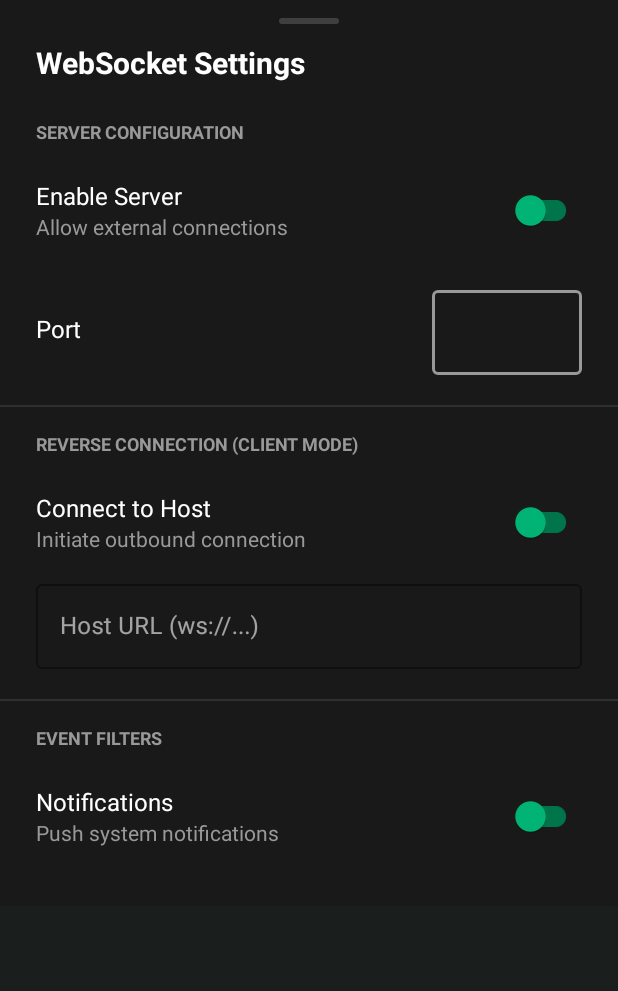
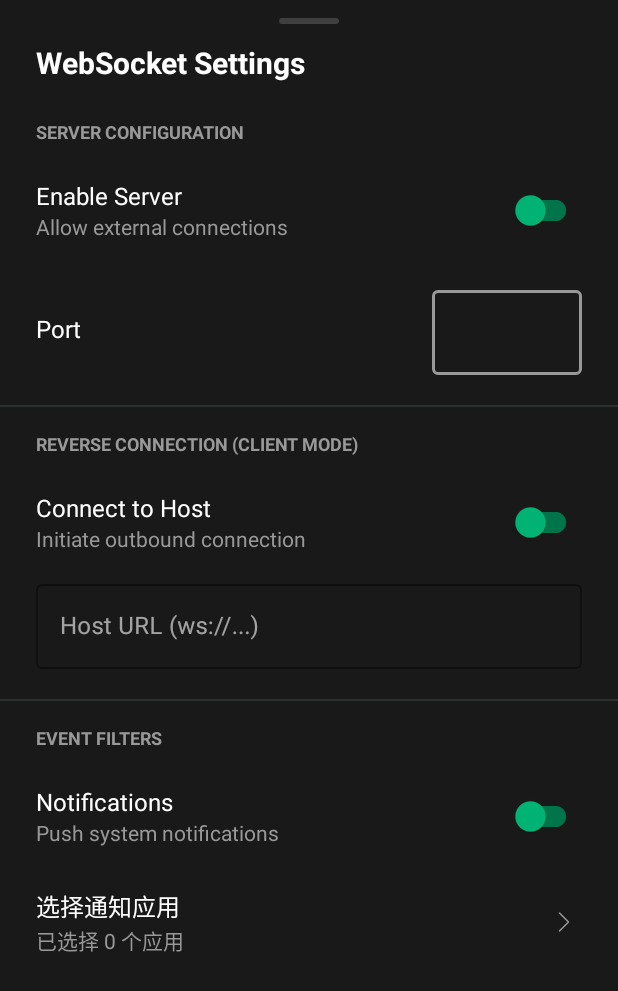
Before and after one commit to onepy/xiao-adb, an Android app: the layout sheet_settings.xml on its own in the app's theme, with its tools: preview values and no code run, on a phone screen of 412 x 824 dp. Shown: the top 991 px of the screen. Run offline under Robolectric (Android 15) with nearby library versions, the phone set to English and light mode, and no system bars.

Commit message:
添加通知应用白名单功能:可选择需要接收通知的应用,修复RecyclerView滚动时CheckBox状态丢失问题

```diff
--- a/app/src/main/res/layout/sheet_settings.xml
+++ b/app/src/main/res/layout/sheet_settings.xml
@@ -229,4 +229,45 @@
             android:layout_height="wrap_content" />
     </LinearLayout>
 
+    <LinearLayout
+        android:id="@+id/notification_apps_selector"
+        android:layout_width="match_parent"
+        android:layout_height="wrap_content"
+        android:orientation="horizontal"
+        android:gravity="center_vertical"
+        android:paddingHorizontal="24dp"
+        android:paddingVertical="12dp"
+        android:background="?attr/selectableItemBackground"
+        android:clickable="true"
+        android:focusable="true">
+
+        <LinearLayout
+            android:layout_width="0dp"
+            android:layout_height="wrap_content"
+            android:layout_weight="1"
+            android:orientation="vertical">
+
+            <TextView
+                android:layout_width="wrap_content"
+                android:layout_height="wrap_content"
+                android:text="选择通知应用"
+                android:textColor="@color/text_white"
+                android:textSize="16sp" />
+
+            <TextView
+                android:id="@+id/notification_apps_count"
+                android:layout_width="wrap_content"
+                android:layout_height="wrap_content"
+                android:text="已选择 0 个应用"
+                android:textColor="@color/text_gray"
+                android:textSize="14sp" />
+        </LinearLayout>
+
+        <ImageView
+            android:layout_width="24dp"
+            android:layout_height="24dp"
+            android:src="@drawable/chevron_right"
+            app:tint="@color/text_gray" />
+    </LinearLayout>
+
 </LinearLayout>
```
Also changed, not shown: app/src/main/java/com/droidrun/portal/config/ConfigManager.kt (+36 -0 lines), app/src/main/java/com/droidrun/portal/service/DroidrunNotificationListener.kt (+14 -1 lines), app/src/main/java/com/droidrun/portal/ui/settings/NotificationAppSelectorDialog.kt (added, +142 -0 lines), app/src/main/java/com/droidrun/portal/ui/settings/SettingsBottomSheet.kt (+21 -0 lines), app/src/main/res/layout/dialog_notification_app_selector.xml (added, +34 -0 lines), app/src/main/res/layout/item_notification_app.xml (added, +48 -0 lines).
